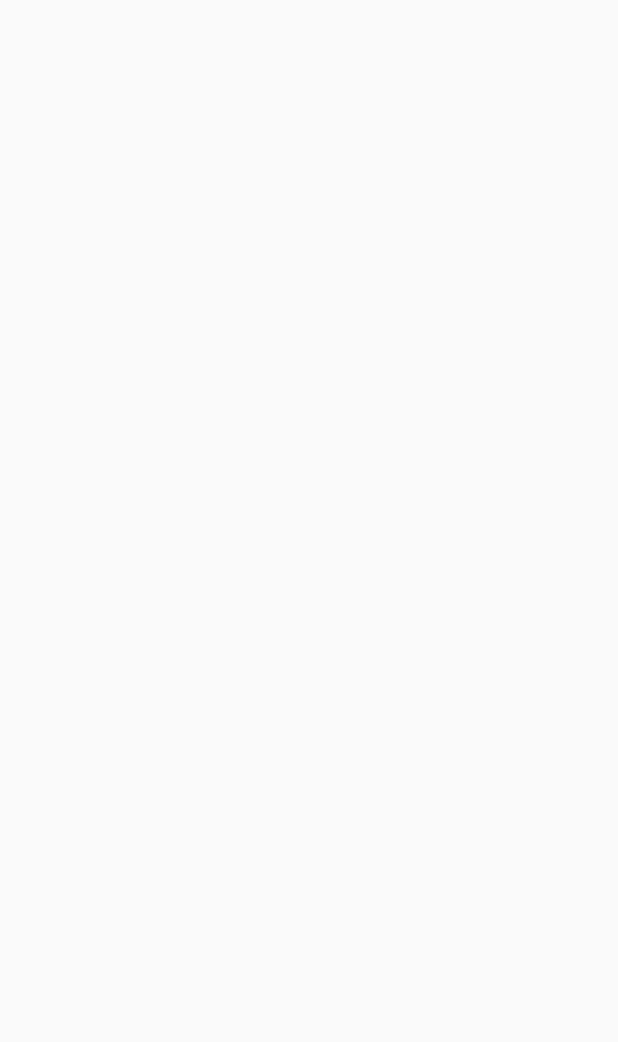
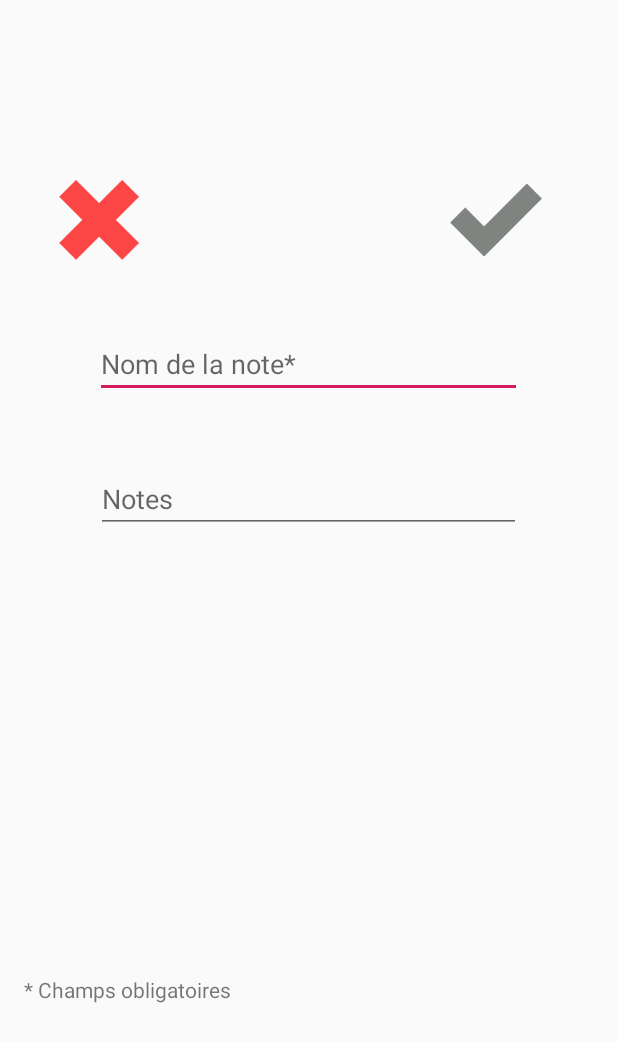
Before and after one commit to quentinfougereau/Traveli, an Android app: the EditShowEventActivity screen opened directly, with no data from a screen before it, on a phone screen of 412 x 824 dp. Before the commit the part shown is empty. Shown: the top 1042 px of the screen. Run offline under Robolectric (Android 15) with nearby library versions, the phone set to English and light mode, and no system bars; 3 statements that could not run were skipped.

Commit message:
Ajout d'une note OK

```diff
--- a/app/src/main/java/com/example/traveli/EditShowEventActivity.java
+++ b/app/src/main/java/com/example/traveli/EditShowEventActivity.java
@@ -2,13 +2,91 @@ package com.example.traveli;
 
 import androidx.appcompat.app.AppCompatActivity;
 
+import android.content.Intent;
 import android.os.Bundle;
+import android.text.Editable;
+import android.text.TextWatcher;
+import android.view.View;
+import android.widget.ImageView;
+
+import com.example.traveli.Model.Travel;
+import com.google.android.material.textfield.TextInputEditText;
 
 public class EditShowEventActivity extends AppCompatActivity {
+
+    private TextInputEditText nomEvenement;
+    private TextInputEditText noteEvenement;
+
+    private ImageView croix;
+    private ImageView encocheGrise;
+    private ImageView encocheVerte;
+
+    private Travel travel;
 
     @Override
     protected void onCreate(Bundle savedInstanceState) {
         super.onCreate(savedInstanceState);
         setContentView(R.layout.activity_edit_show_event);
+
+        travel = (Travel) getIntent().getSerializableExtra("travel");
+
+        ImageView header = findViewById(R.id.travelHeader);
+        if(travel.getName().equals(getResources().getString(R.string.japanTravelName)))
+            header.setImageDrawable(getResources().getDrawable(R.drawable.header_japon,null));
+        else if(travel.getName().equals(getResources().getString(R.string.chinaTravelName)))
+            header.setImageDrawable(getResources().getDrawable(R.drawable.header_chine,null));
+        else if(travel.getName().equals(getResources().getString(R.string.usaTravelName)))
+            header.setImageDrawable(getResources().getDrawable(R.drawable.header_usa,null));
+
+        nomEvenement = findViewById(R.id.nom_note);
+        noteEvenement = findViewById(R.id.note);
+        nomEvenement.addTextChangedListener(selectionWatcher);
+
+        croix = (ImageView) findViewById(R.id.croix);
+        encocheGrise = (ImageView) findViewById(R.id.encoche_grise);
+        encocheVerte = (ImageView) findViewById(R.id.encoche_verte);
+
+        // Affichage d'un toast pour quitter en cliquant sur la croix
+        croix.setOnClickListener(new View.OnClickListener(){
+            @Override
+            public void onClick(View view){
+                Intent intent = new Intent(EditShowEventActivity.this, NoteActivity.class);
+                intent.putExtra("travel", travel);
+                startActivity(intent);
+            }
+        });
+
+        encocheVerte.setOnClickListener(new View.OnClickListener(){
+            @Override
+            public void onClick(View view){
+                Intent intent = new Intent(EditShowEventActivity.this, NoteActivity.class);
+                intent.putExtra("travel", travel);
+                startActivity(intent);
+            }
+        });
     }
+
+    private TextWatcher selectionWatcher = new TextWatcher() {
+        // Pas utilisé
+        @Override
+        public void beforeTextChanged(CharSequence s, int start, int count, int after) {}
+
+        // Pas utilisé
+        @Override
+        public void afterTextChanged(Editable s) {}
+
+        @Override
+        public void onTextChanged(CharSequence s, int start, int before, int count) {
+            String nomEvenementInput = nomEvenement.getText().toString().trim();
+
+            if(!nomEvenementInput.isEmpty()) {
+                encocheVerte.setVisibility(View.VISIBLE);
+                encocheGrise.setVisibility(View.INVISIBLE);
+            }
+            else {
+                encocheVerte.setVisibility(View.INVISIBLE);
+                encocheGrise.setVisibility(View.VISIBLE);
+            }
+        }
+    };
 }
--- a/app/src/main/java/com/example/traveli/NoteActivity.java
+++ b/app/src/main/java/com/example/traveli/NoteActivity.java
@@ -55,7 +55,9 @@ public class NoteActivity extends AppCompatActivity {
         addNote.setOnClickListener(new View.OnClickListener() {
             @Override
             public void onClick(View v) {
-                Toast.makeText(NoteActivity.this, "Add Note", Toast.LENGTH_SHORT).show();
+                Intent intent = new Intent(NoteActivity.this, EditShowEventActivity.class);
+                intent.putExtra("travel", travel);
+                startActivity(intent);
             }
         });
 
--- a/app/src/main/res/layout/activity_edit_show_event.xml
+++ b/app/src/main/res/layout/activity_edit_show_event.xml
@@ -1,9 +1,76 @@
 <?xml version="1.0" encoding="utf-8"?>
-<androidx.constraintlayout.widget.ConstraintLayout xmlns:android="http://schemas.android.com/apk/res/android"
+<RelativeLayout xmlns:android="http://schemas.android.com/apk/res/android"
     xmlns:app="http://schemas.android.com/apk/res-auto"
     xmlns:tools="http://schemas.android.com/tools"
     android:layout_width="match_parent"
     android:layout_height="match_parent"
     tools:context=".EditShowEventActivity">
 
-</androidx.constraintlayout.widget.ConstraintLayout>
+    <ImageView
+        android:id="@+id/travelHeader"
+        android:layout_width="match_parent"
+        android:layout_height="wrap_content"
+        android:adjustViewBounds="true"
+        android:contentDescription="@string/description_logo" />
+
+    <!-- Nom du voyage -->
+    <com.google.android.material.textfield.TextInputEditText
+        android:id="@+id/nom_note"
+        android:layout_width="345dp"
+        android:layout_height="wrap_content"
+        android:layout_alignParentTop="true"
+        android:layout_centerHorizontal="true"
+        android:layout_marginStart="64dp"
+        android:layout_marginTop="220dp"
+        android:layout_marginEnd="63dp"
+        android:hint="@string/nom_de_la_note" />
+
+    <com.google.android.material.textfield.TextInputEditText
+        android:id="@+id/note"
+        android:layout_width="283dp"
+        android:layout_height="wrap_content"
+        android:layout_alignParentTop="true"
+        android:layout_centerHorizontal="true"
+        android:layout_marginTop="310dp"
+        android:hint="@string/note"
+        app:layout_constraintEnd_toEndOf="parent"
+        app:layout_constraintTop_toTopOf="parent" />
+
+    <!-- Encoche verte -->
+    <ImageView
+        android:id="@+id/encoche_verte"
+        android:visibility="invisible"
+        android:layout_width="61dp"
+        android:layout_height="53dp"
+        android:layout_marginStart="300dp"
+        android:layout_marginTop="120dp"
+        android:src="@drawable/encoche_verte" />
+
+    <!-- Encoche grise -->
+    <ImageView
+        android:id="@+id/encoche_grise"
+        android:layout_width="61dp"
+        android:layout_height="53dp"
+        android:layout_marginStart="300dp"
+        android:layout_marginTop="120dp"
+        android:src="@drawable/encoche_grise" />
+
+    <!-- Croix -->
+    <ImageView
+        android:id="@+id/croix"
+        android:layout_width="61dp"
+        android:layout_height="53dp"
+        android:layout_marginStart="35dp"
+        android:layout_marginTop="120dp"
+        android:src="@drawable/cross" />
+
+    <!-- Champs obligatoires -->
+    <TextView
+        android:id="@+id/textView"
+        android:layout_width="181dp"
+        android:layout_height="19dp"
+        android:layout_marginStart="16dp"
+        android:layout_marginTop="650dp"
+        android:layout_marginBottom="16dp"
+        android:text="@string/champs_obligatoires" />
+</RelativeLayout>
--- a/app/src/main/res/values/strings.xml
+++ b/app/src/main/res/values/strings.xml
@@ -15,4 +15,6 @@
     <string name="usaTravelName">Les USA</string>
     <string name="nom_evenement">Nom de l\'événement*</string>
     <string name="note_evenement">Notes*</string>
+    <string name="nom_de_la_note">Nom de la note*</string>
+    <string name="note">Notes</string>
 </resources>
```
